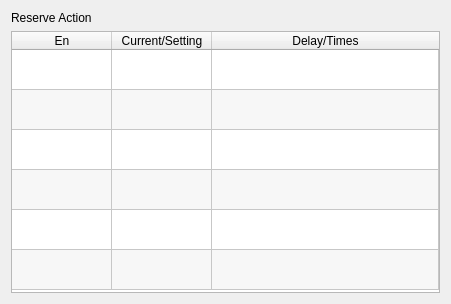
Old version of the form hcinstruction/icpneumaticactionpage.ui in the repository GaussCheng/2-5AxisPunch.
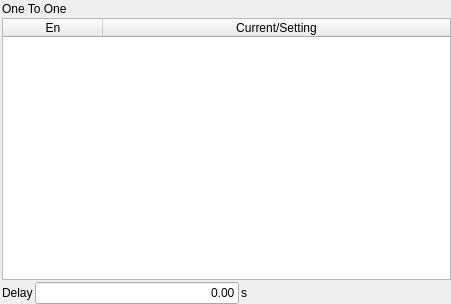
New version of the form. Icons and pictures are not drawn. Custom widgets are drawn as their Qt base class.

The edit to the form file:
```diff
--- a/hcinstruction/icpneumaticactionpage.ui
+++ b/hcinstruction/icpneumaticactionpage.ui
@@ -14,10 +14,25 @@
    <string>Form</string>
   </property>
   <layout class="QVBoxLayout" name="verticalLayout">
+   <property name="spacing">
+    <number>2</number>
+   </property>
+   <property name="leftMargin">
+    <number>2</number>
+   </property>
+   <property name="topMargin">
+    <number>2</number>
+   </property>
+   <property name="rightMargin">
+    <number>0</number>
+   </property>
+   <property name="bottomMargin">
+    <number>0</number>
+   </property>
    <item>
     <widget class="QLabel" name="label">
      <property name="text">
-      <string>Reserve Action</string>
+      <string>One To One</string>
      </property>
     </widget>
    </item>
@@ -105,36 +120,6 @@
      <attribute name="verticalHeaderStretchLastSection">
       <bool>false</bool>
      </attribute>
-     <row>
-      <property name="text">
-       <string>Reserve1</string>
-      </property>
-     </row>
-     <row>
-      <property name="text">
-       <string>Reserve2</string>
-      </property>
-     </row>
-     <row>
-      <property name="text">
-       <string>Reserve3</string>
-      </property>
-     </row>
-     <row>
-      <property name="text">
-       <string>Reserve4</string>
-      </property>
-     </row>
-     <row>
-      <property name="text">
-       <string>Reserve5</string>
-      </property>
-     </row>
-     <row>
-      <property name="text">
-       <string>Reserve6</string>
-      </property>
-     </row>
      <column>
       <property name="text">
        <string>En</string>
@@ -148,93 +133,58 @@
        <string>Current/Setting</string>
       </property>
      </column>
-     <column>
-      <property name="text">
-       <string>Delay/Times</string>
-      </property>
-     </column>
-     <item row="0" column="0">
-      <property name="text">
-       <string/>
-      </property>
-      <property name="checkState">
-       <enum>Unchecked</enum>
-      </property>
-     </item>
-     <item row="0" column="1">
-      <property name="text">
-       <string/>
-      </property>
-     </item>
-     <item row="1" column="0">
-      <property name="text">
-       <string/>
-      </property>
-      <property name="checkState">
-       <enum>Unchecked</enum>
-      </property>
-     </item>
-     <item row="1" column="1">
-      <property name="text">
-       <string/>
-      </property>
-     </item>
-     <item row="2" column="0">
-      <property name="text">
-       <string/>
-      </property>
-      <property name="checkState">
-       <enum>Unchecked</enum>
-      </property>
-     </item>
-     <item row="2" column="1">
-      <property name="text">
-       <string/>
-      </property>
-     </item>
-     <item row="3" column="0">
-      <property name="text">
-       <string/>
-      </property>
-      <property name="checkState">
-       <enum>Unchecked</enum>
-      </property>
-     </item>
-     <item row="3" column="1">
-      <property name="text">
-       <string/>
-      </property>
-     </item>
-     <item row="4" column="0">
-      <property name="text">
-       <string/>
-      </property>
-      <property name="checkState">
-       <enum>Unchecked</enum>
-      </property>
-     </item>
-     <item row="4" column="1">
-      <property name="text">
-       <string/>
-      </property>
-     </item>
-     <item row="5" column="0">
-      <property name="text">
-       <string/>
-      </property>
-      <property name="checkState">
-       <enum>Unchecked</enum>
-      </property>
-     </item>
-     <item row="5" column="1">
-      <property name="text">
-       <string/>
-      </property>
-     </item>
     </widget>
    </item>
+   <item>
+    <layout class="QHBoxLayout" name="horizontalLayout">
+     <item>
+      <widget class="QLabel" name="label_2">
+       <property name="text">
+        <string>Delay</string>
+       </property>
+      </widget>
+     </item>
+     <item>
+      <widget class="ICLineEditWithVirtualNumericKeypad" name="delayEdit">
+       <property name="text">
+        <string>0.00</string>
+       </property>
+       <property name="alignment">
+        <set>Qt::AlignRight|Qt::AlignTrailing|Qt::AlignVCenter</set>
+       </property>
+      </widget>
+     </item>
+     <item>
+      <widget class="QLabel" name="label_3">
+       <property name="text">
+        <string>s</string>
+       </property>
+      </widget>
+     </item>
+     <item>
+      <spacer name="horizontalSpacer">
+       <property name="orientation">
+        <enum>Qt::Horizontal</enum>
+       </property>
+       <property name="sizeHint" stdset="0">
+        <size>
+         <width>40</width>
+         <height>20</height>
+        </size>
+       </property>
+      </spacer>
+     </item>
+    </layout>
+   </item>
   </layout>
  </widget>
+ <customwidgets>
+  <customwidget>
+   <class>ICLineEditWithVirtualNumericKeypad</class>
+   <extends>QLineEdit</extends>
+   <header>iclineeditwithvirtualnumerickeypad.h</header>
+  </customwidget>
+ </customwidgets>
  <resources/>
  <connections/>
 </ui>
```
